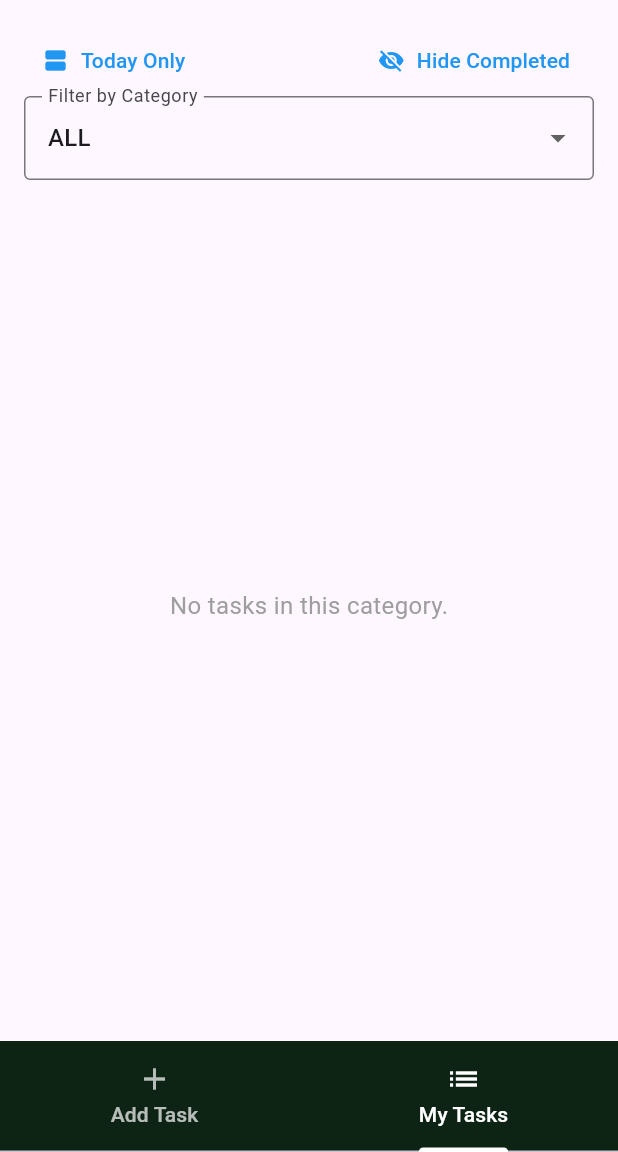
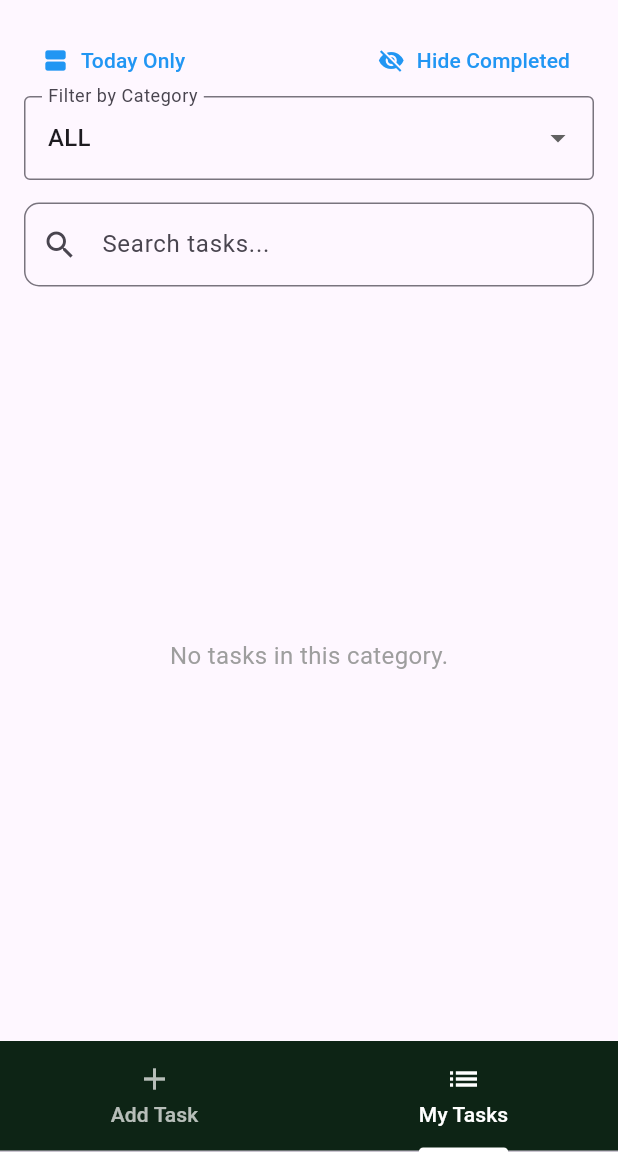
Before and after one commit to Flexydea/todo_app, a Flutter app: the screen it shows after launch, tab 2 chosen, on a phone screen of 412 x 824 dp, the part 84-1236 px from its top. Run offline on Flutter 3.47's test engine with Material 3 defaults, Android fonts, the phone set to English and light mode, and no system bars; our stand-ins replace shared_preferences.

Commit message:
🔍 Add task search bar with clear/reset functionality

```diff
--- a/lib/screens/todo_screen.dart
+++ b/lib/screens/todo_screen.dart
@@ -32,6 +32,9 @@ class _ToDoScreenState extends State<ToDoScreen>
   List<Task> _tasks = [];
 
   late TabController _tabController;
+
+  TextEditingController _searchController = TextEditingController();
+  String _searchQuery = '';
 
   @override
   void initState() {
@@ -452,8 +455,29 @@ class _ToDoScreenState extends State<ToDoScreen>
   // Tab for displaying tasks (pending + completed)
   Widget _buildTaskListTab() {
     // Separate tasks into pending and completed
-    final pendingTasks = _tasks.where((task) => !task.done).toList();
-    final completedTasks = _tasks.where((task) => task.done).toList();
+
+    final pendingTasks = _tasks.where((task) {
+      if (task.done) return false;
+
+      final matchesSearch = task.title.toLowerCase().contains(_searchQuery);
+      if (_searchQuery.isNotEmpty && !matchesSearch) return false;
+
+      if (_showTodayOnly && task.dueDate != null) {
+        final today = DateTime.now();
+        return task.dueDate!.year == today.year &&
+            task.dueDate!.month == today.month &&
+            task.dueDate!.day == today.day;
+      }
+
+      return true;
+    }).toList();
+
+    final completedTasks = _tasks.where((task) {
+      if (!task.done) return false;
+
+      final matchesSearch = task.title.toLowerCase().contains(_searchQuery);
+      return _searchQuery.isEmpty || matchesSearch;
+    }).toList();
 
     return Padding(
       padding: const EdgeInsets.all(16.0),
@@ -519,6 +543,36 @@ class _ToDoScreenState extends State<ToDoScreen>
             },
           ),
           const SizedBox(height: 10),
+          Padding(
+            padding: const EdgeInsets.symmetric(vertical: 5),
+            child: TextField(
+              controller: _searchController,
+              onChanged: (value) {
+                setState(() {
+                  _searchQuery = value
+                      .toLowerCase(); // store lowercase search term
+                });
+              },
+              decoration: InputDecoration(
+                hintText: 'Search tasks...',
+                prefixIcon: Icon(Icons.search),
+                suffixIcon: _searchQuery.isNotEmpty
+                    ? IconButton(
+                        icon: Icon(Icons.clear),
+                        onPressed: () {
+                          setState(() {
+                            _searchQuery = '';
+                            _searchController.clear(); // clear text
+                          });
+                        },
+                      )
+                    : null,
+                border: OutlineInputBorder(
+                  borderRadius: BorderRadius.circular(10),
+                ),
+              ),
+            ),
+          ),
 
           /// 🔹 TASK DISPLAY
           Expanded(
```
